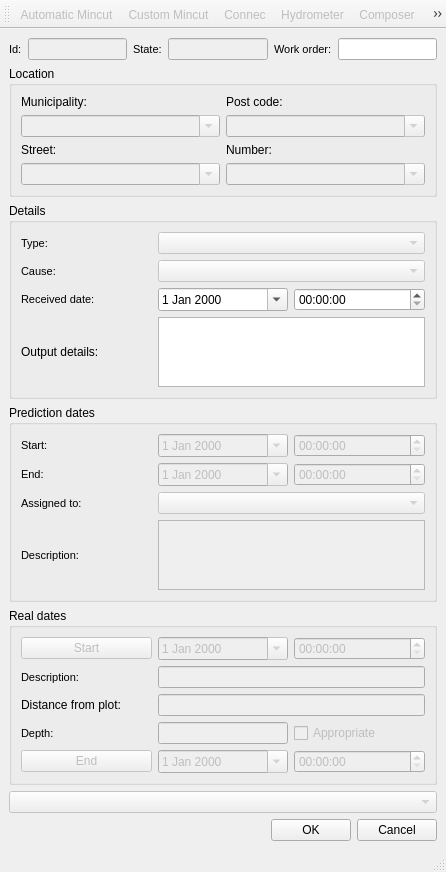
Above: ui/mincut.ui from Giswater/giswater_qgis_plugin before the change. Below: the same form after it.
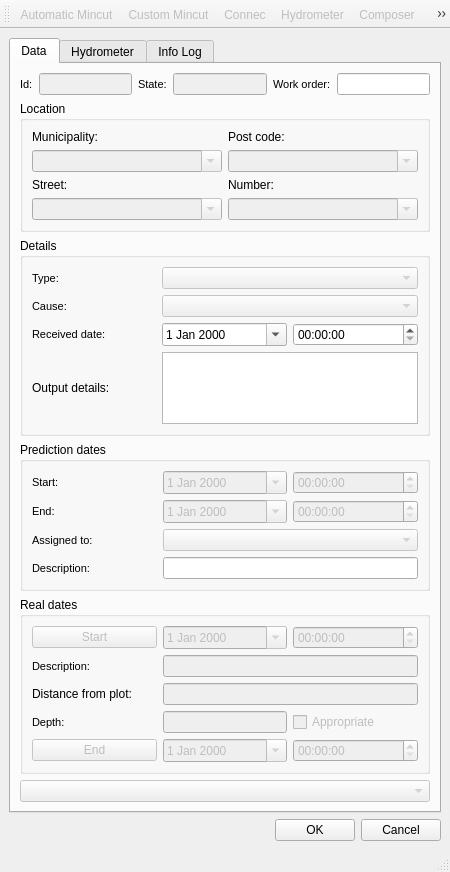
That is the form after the change. Icons and pictures are not drawn.

What changed in the file:
```diff
--- a/ui/mincut.ui
+++ b/ui/mincut.ui
@@ -6,7 +6,7 @@
    <rect>
     <x>0</x>
     <y>0</y>
-    <width>446</width>
+    <width>450</width>
     <height>831</height>
    </rect>
   </property>
@@ -15,7 +15,61 @@
   </property>
   <widget class="QWidget" name="centralwidget">
    <layout class="QGridLayout" name="gridLayout_3">
+    <item row="4" column="0">
+     <spacer name="verticalSpacer">
+      <property name="orientation">
+       <enum>Qt::Vertical</enum>
+      </property>
+      <property name="sizeHint" stdset="0">
+       <size>
+        <width>20</width>
+        <height>40</height>
+       </size>
+      </property>
+     </spacer>
+    </item>
+    <item row="3" column="0">
+     <layout class="QHBoxLayout" name="horizontalLayout_2">
+      <item>
+       <spacer name="horizontalSpacer">
+        <property name="orientation">
+         <enum>Qt::Horizontal</enum>
+        </property>
+        <property name="sizeHint" stdset="0">
+         <size>
+          <width>40</width>
+          <height>20</height>
+         </size>
+        </property>
+       </spacer>
+      </item>
+      <item>
+       <widget class="QPushButton" name="btn_accept">
+        <property name="text">
+         <string>OK</string>
+        </property>
+       </widget>
+      </item>
+      <item>
+       <widget class="QPushButton" name="btn_cancel">
+        <property name="text">
+         <string>Cancel</string>
+        </property>
+       </widget>
+      </item>
+     </layout>
+    </item>
     <item row="0" column="0">
+     <widget class="QTabWidget" name="mainTab">
+      <property name="currentIndex">
+       <number>0</number>
+      </property>
+      <widget class="QWidget" name="tab_config">
+       <attribute name="title">
+        <string>Data</string>
+       </attribute>
+       <layout class="QVBoxLayout" name="verticalLayout">
+        <item>
      <layout class="QHBoxLayout" name="horizontalLayout">
       <property name="sizeConstraint">
        <enum>QLayout::SetDefaultConstraint</enum>
@@ -142,40 +196,7 @@
       </item>
      </layout>
     </item>
-    <item row="2" column="0">
-     <layout class="QHBoxLayout" name="horizontalLayout_2">
       <item>
-       <spacer name="horizontalSpacer">
-        <property name="orientation">
-         <enum>Qt::Horizontal</enum>
-        </property>
-        <property name="sizeHint" stdset="0">
-         <size>
-          <width>40</width>
-          <height>20</height>
-         </size>
-        </property>
-       </spacer>
-      </item>
-      <item>
-       <widget class="QPushButton" name="btn_accept">
-        <property name="text">
-         <string>OK</string>
-        </property>
-       </widget>
-      </item>
-      <item>
-       <widget class="QPushButton" name="btn_cancel">
-        <property name="text">
-         <string>Cancel</string>
-        </property>
-       </widget>
-      </item>
-     </layout>
-    </item>
-    <item row="1" column="0">
-     <layout class="QGridLayout" name="gridLayout_2">
-      <item row="0" column="0">
        <widget class="QGroupBox" name="groupBox">
         <property name="title">
          <string>Location</string>
@@ -256,7 +277,7 @@
         </layout>
        </widget>
       </item>
-      <item row="1" column="0">
+        <item>
        <widget class="QGroupBox" name="groupBox_2">
         <property name="title">
          <string>Details</string>
@@ -413,7 +434,175 @@
         </layout>
        </widget>
       </item>
+        <item>
+         <widget class="QGroupBox" name="groupBox_3">
+          <property name="title">
+           <string>Prediction dates</string>
+          </property>
+          <layout class="QGridLayout" name="gridLayout_12">
+           <item row="0" column="0">
+            <layout class="QGridLayout" name="gridLayout_11">
+             <item row="1" column="2">
+              <widget class="QTimeEdit" name="cbx_hours_end_predict">
+               <property name="enabled">
+                <bool>false</bool>
+               </property>
+              </widget>
+             </item>
+             <item row="2" column="0">
+              <widget class="QLabel" name="label_assigned_to">
+               <property name="font">
+                <font>
+                 <pointsize>8</pointsize>
+                </font>
+               </property>
+               <property name="frameShape">
+                <enum>QFrame::NoFrame</enum>
+               </property>
+               <property name="frameShadow">
+                <enum>QFrame::Plain</enum>
+               </property>
+               <property name="text">
+                <string>Assigned to:</string>
+               </property>
+               <property name="textFormat">
+                <enum>Qt::AutoText</enum>
+               </property>
+               <property name="scaledContents">
+                <bool>false</bool>
+               </property>
+               <property name="alignment">
+                <set>Qt::AlignLeading|Qt::AlignLeft|Qt::AlignVCenter</set>
+               </property>
+               <property name="margin">
+                <number>3</number>
+               </property>
+              </widget>
+             </item>
+             <item row="0" column="0">
+              <widget class="QLabel" name="label_builtdate_3">
+               <property name="font">
+                <font>
+                 <pointsize>8</pointsize>
+                </font>
+               </property>
+               <property name="frameShape">
+                <enum>QFrame::NoFrame</enum>
+               </property>
+               <property name="frameShadow">
+                <enum>QFrame::Plain</enum>
+               </property>
+               <property name="text">
+                <string>Start:</string>
+               </property>
+               <property name="textFormat">
+                <enum>Qt::AutoText</enum>
+               </property>
+               <property name="scaledContents">
+                <bool>false</bool>
+               </property>
+               <property name="margin">
+                <number>3</number>
+               </property>
+              </widget>
+             </item>
+             <item row="2" column="1" colspan="2">
+              <widget class="QComboBox" name="assigned_to">
+               <property name="enabled">
+                <bool>false</bool>
+               </property>
+              </widget>
+             </item>
+             <item row="0" column="1">
+              <widget class="QDateEdit" name="cbx_date_start_predict">
+               <property name="enabled">
+                <bool>false</bool>
+               </property>
+               <property name="calendarPopup">
+                <bool>true</bool>
+               </property>
+              </widget>
+             </item>
+             <item row="1" column="0">
+              <widget class="QLabel" name="label_builtdate_4">
+               <property name="font">
+                <font>
+                 <pointsize>8</pointsize>
+                </font>
+               </property>
+               <property name="frameShape">
+                <enum>QFrame::NoFrame</enum>
+               </property>
+               <property name="frameShadow">
+                <enum>QFrame::Plain</enum>
+               </property>
+               <property name="text">
+                <string>End:</string>
+               </property>
+               <property name="textFormat">
+                <enum>Qt::AutoText</enum>
+               </property>
+               <property name="scaledContents">
+                <bool>false</bool>
+               </property>
+               <property name="margin">
+                <number>3</number>
+               </property>
+              </widget>
+             </item>
       <item row="3" column="0">
+              <widget class="QLabel" name="label_builtdate_5">
+               <property name="font">
+                <font>
+                 <pointsize>8</pointsize>
+                </font>
+               </property>
+               <property name="frameShape">
+                <enum>QFrame::NoFrame</enum>
+               </property>
+               <property name="frameShadow">
+                <enum>QFrame::Plain</enum>
+               </property>
+               <property name="text">
+                <string>Description:</string>
+               </property>
+               <property name="textFormat">
+                <enum>Qt::AutoText</enum>
+               </property>
+               <property name="scaledContents">
+                <bool>false</bool>
+               </property>
+               <property name="margin">
+                <number>3</number>
+               </property>
+              </widget>
+             </item>
+             <item row="1" column="1">
+              <widget class="QDateEdit" name="cbx_date_end_predict">
+               <property name="enabled">
+                <bool>false</bool>
+               </property>
+               <property name="calendarPopup">
+                <bool>true</bool>
+               </property>
+              </widget>
+             </item>
+             <item row="0" column="2">
+              <widget class="QTimeEdit" name="cbx_hours_start_predict">
+               <property name="enabled">
+                <bool>false</bool>
+               </property>
+              </widget>
+             </item>
+             <item row="3" column="1" colspan="2">
+              <widget class="QLineEdit" name="pred_description"/>
+             </item>
+            </layout>
+           </item>
+          </layout>
+         </widget>
+        </item>
+        <item>
        <widget class="QGroupBox" name="groupBox_4">
         <property name="title">
          <string>Real dates</string>
@@ -611,185 +800,7 @@
         </layout>
        </widget>
       </item>
-      <item row="2" column="0">
-       <widget class="QGroupBox" name="groupBox_3">
-        <property name="title">
-         <string>Prediction dates</string>
-        </property>
-        <layout class="QGridLayout" name="gridLayout_12">
-         <item row="0" column="0">
-          <layout class="QGridLayout" name="gridLayout_11">
-           <item row="1" column="0">
-            <widget class="QLabel" name="label_builtdate_4">
-             <property name="font">
-              <font>
-               <pointsize>8</pointsize>
-              </font>
-             </property>
-             <property name="frameShape">
-              <enum>QFrame::NoFrame</enum>
-             </property>
-             <property name="frameShadow">
-              <enum>QFrame::Plain</enum>
-             </property>
-             <property name="text">
-              <string>End:</string>
-             </property>
-             <property name="textFormat">
-              <enum>Qt::AutoText</enum>
-             </property>
-             <property name="scaledContents">
-              <bool>false</bool>
-             </property>
-             <property name="margin">
-              <number>3</number>
-             </property>
-            </widget>
-           </item>
-           <item row="0" column="1">
-            <widget class="QDateEdit" name="cbx_date_start_predict">
-             <property name="enabled">
-              <bool>false</bool>
-             </property>
-             <property name="calendarPopup">
-              <bool>true</bool>
-             </property>
-            </widget>
-           </item>
-           <item row="2" column="1" colspan="2">
-            <widget class="QComboBox" name="assigned_to">
-             <property name="enabled">
-              <bool>false</bool>
-             </property>
-            </widget>
-           </item>
-           <item row="2" column="0">
-            <widget class="QLabel" name="label_assigned_to">
-             <property name="font">
-              <font>
-               <pointsize>8</pointsize>
-              </font>
-             </property>
-             <property name="frameShape">
-              <enum>QFrame::NoFrame</enum>
-             </property>
-             <property name="frameShadow">
-              <enum>QFrame::Plain</enum>
-             </property>
-             <property name="text">
-              <string>Assigned to:</string>
-             </property>
-             <property name="textFormat">
-              <enum>Qt::AutoText</enum>
-             </property>
-             <property name="scaledContents">
-              <bool>false</bool>
-             </property>
-             <property name="alignment">
-              <set>Qt::AlignLeading|Qt::AlignLeft|Qt::AlignVCenter</set>
-             </property>
-             <property name="margin">
-              <number>3</number>
-             </property>
-            </widget>
-           </item>
-           <item row="0" column="2">
-            <widget class="QTimeEdit" name="cbx_hours_start_predict">
-             <property name="enabled">
-              <bool>false</bool>
-             </property>
-            </widget>
-           </item>
-           <item row="1" column="2">
-            <widget class="QTimeEdit" name="cbx_hours_end_predict">
-             <property name="enabled">
-              <bool>false</bool>
-             </property>
-            </widget>
-           </item>
-           <item row="3" column="1" colspan="2">
-            <widget class="QTextEdit" name="pred_description">
-             <property name="enabled">
-              <bool>false</bool>
-             </property>
-             <property name="sizePolicy">
-              <sizepolicy hsizetype="Preferred" vsizetype="Preferred">
-               <horstretch>0</horstretch>
-               <verstretch>0</verstretch>
-              </sizepolicy>
-             </property>
-            </widget>
-           </item>
-           <item row="3" column="0">
-            <widget class="QLabel" name="label_builtdate_5">
-             <property name="font">
-              <font>
-               <pointsize>8</pointsize>
-              </font>
-             </property>
-             <property name="frameShape">
-              <enum>QFrame::NoFrame</enum>
-             </property>
-             <property name="frameShadow">
-              <enum>QFrame::Plain</enum>
-             </property>
-             <property name="text">
-              <string>Description:</string>
-             </property>
-             <property name="textFormat">
-              <enum>Qt::AutoText</enum>
-             </property>
-             <property name="scaledContents">
-              <bool>false</bool>
-             </property>
-             <property name="margin">
-              <number>3</number>
-             </property>
-            </widget>
-           </item>
-           <item row="0" column="0">
-            <widget class="QLabel" name="label_builtdate_3">
-             <property name="font">
-              <font>
-               <pointsize>8</pointsize>
-              </font>
-             </property>
-             <property name="frameShape">
-              <enum>QFrame::NoFrame</enum>
-             </property>
-             <property name="frameShadow">
-              <enum>QFrame::Plain</enum>
-             </property>
-             <property name="text">
-              <string>Start:</string>
-             </property>
-             <property name="textFormat">
-              <enum>Qt::AutoText</enum>
-             </property>
-             <property name="scaledContents">
-              <bool>false</bool>
-             </property>
-             <property name="margin">
-              <number>3</number>
-             </property>
-            </widget>
-           </item>
-           <item row="1" column="1">
-            <widget class="QDateEdit" name="cbx_date_end_predict">
-             <property name="enabled">
-              <bool>false</bool>
-             </property>
-             <property name="calendarPopup">
-              <bool>true</bool>
-             </property>
-            </widget>
-           </item>
-          </layout>
-         </item>
-        </layout>
-       </widget>
-      </item>
-      <item row="4" column="0">
+        <item>
        <widget class="QComboBox" name="exec_user">
         <property name="enabled">
          <bool>false</bool>
@@ -797,19 +808,35 @@
        </widget>
       </item>
      </layout>
-    </item>
-    <item row="3" column="0">
-     <spacer name="verticalSpacer">
-      <property name="orientation">
-       <enum>Qt::Vertical</enum>
-      </property>
-      <property name="sizeHint" stdset="0">
-       <size>
-        <width>20</width>
-        <height>40</height>
-       </size>
-      </property>
-     </spacer>
+      </widget>
+      <widget class="QWidget" name="tab_hydro">
+       <attribute name="title">
+        <string>Hydrometer</string>
+       </attribute>
+       <layout class="QGridLayout" name="gridLayout_4">
+        <item row="0" column="0">
+         <widget class="QTableView" name="tbl_hydro">
+          <property name="sortingEnabled">
+           <bool>true</bool>
+          </property>
+         </widget>
+        </item>
+       </layout>
+      </widget>
+      <widget class="QWidget" name="tab_loginfo">
+       <attribute name="title">
+        <string>Info Log</string>
+       </attribute>
+       <layout class="QGridLayout" name="gridLayout">
+        <item row="0" column="0">
+         <widget class="QTextEdit" name="txt_infolog"/>
+        </item>
+       </layout>
+      </widget>
+     </widget>
+    </item>
+    <item row="2" column="0">
+     <layout class="QGridLayout" name="gridLayout_2"/>
     </item>
    </layout>
   </widget>
```
Left out of the diff: 38 changed lines with no effect on the pictures. Lines whose indentation alone changed are shown as unchanged.
